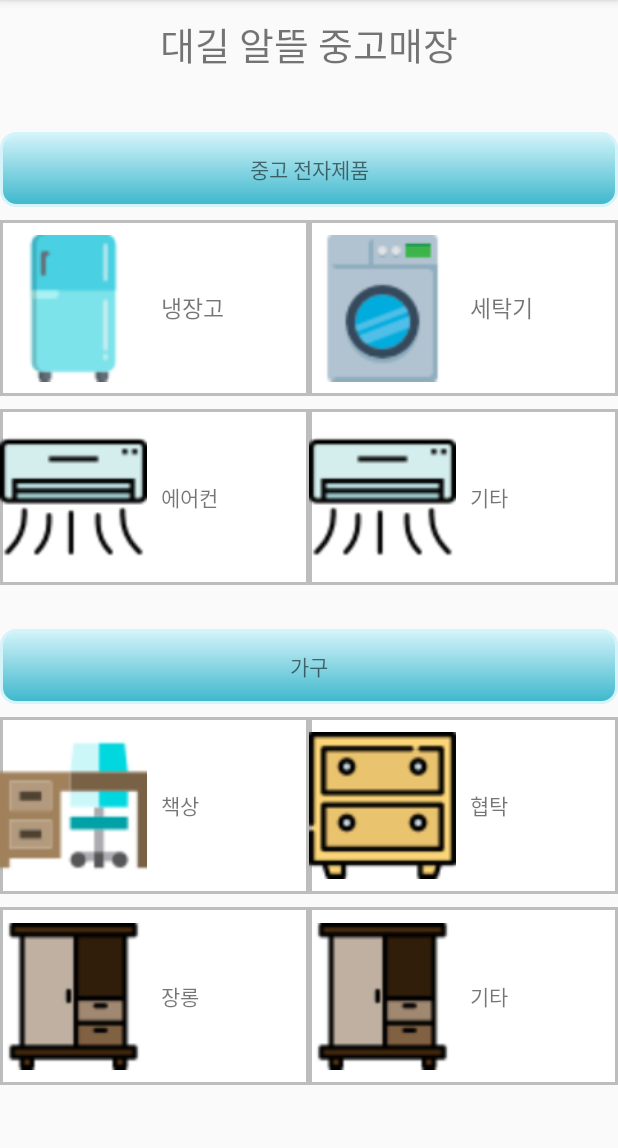
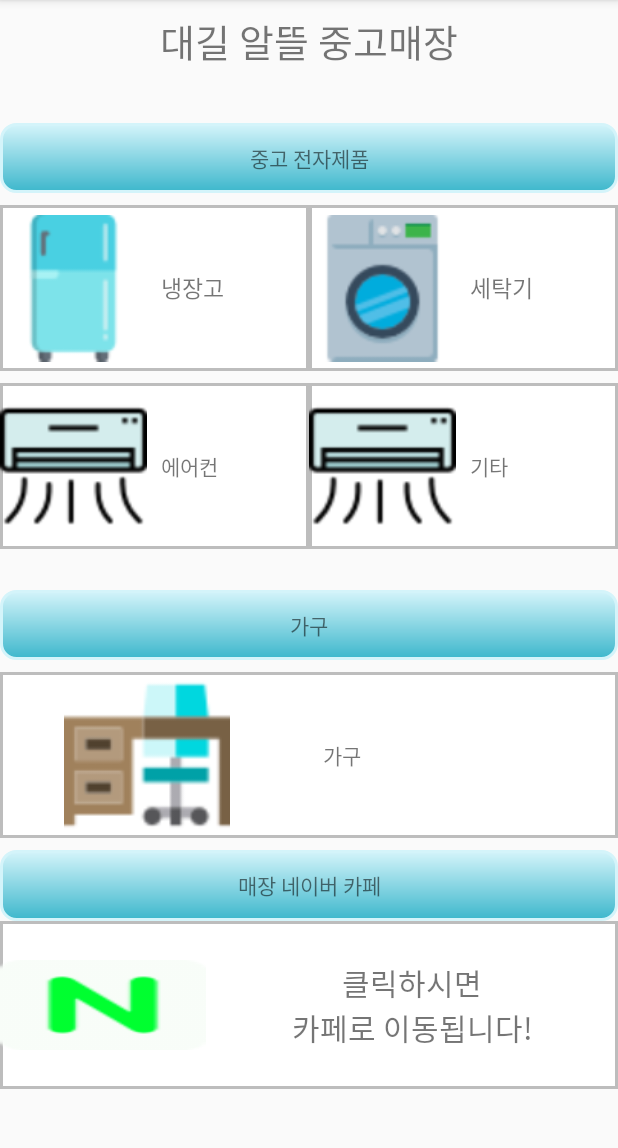
Before and after one commit to Jijuhwan/SecondStore, an Android app: the screen it shows after launch (MainActivity), on a phone screen of 412 x 824 dp, the part 84-1232 px from its top. Run offline under Robolectric (Android 15) with nearby library versions, the light colour scheme and no system bars.

Commit message:
UI 재작업 / 네이버 카페로 이동 완료

```diff
--- a/app/src/main/java/com/sstore/secondstore/MainActivity.java
+++ b/app/src/main/java/com/sstore/secondstore/MainActivity.java
@@ -1,6 +1,7 @@
 package com.sstore.secondstore;
 
 import android.content.Intent;
+import android.net.Uri;
 import android.support.v7.app.AppCompatActivity;
 import android.os.Bundle;
 import android.view.View;
@@ -18,4 +19,10 @@ public class MainActivity extends AppCompatActivity {
         Intent intent = new Intent(this, ActivityFridge.class);
         startActivity(intent);
     }
+    public void llNaver(View v)
+    {
+        String url ="https://cafe.naver.com/jjm9892";
+        Intent intent = new Intent(Intent.ACTION_VIEW, Uri.parse(url));
+        startActivity(intent);
+    }
 }
--- a/app/src/main/res/layout/activity_main.xml
+++ b/app/src/main/res/layout/activity_main.xml
@@ -220,35 +220,10 @@
                     android:layout_width="0dp"
                     android:layout_height="wrap_content"
                     android:layout_weight="1"
-                    android:text="책상"
+                    android:text="가구"
                     />
             </LinearLayout>
 
-            <LinearLayout
-                android:layout_width="0dp"
-                android:layout_height="match_parent"
-                android:layout_weight="1"
-                android:gravity="center"
-                android:background="@drawable/shape_box"
-                >
-                <ImageView
-                    android:layout_width="0dp"
-                    android:layout_height="match_parent"
-                    android:layout_weight="1"
-                    android:src="@drawable/table"
-                    />
-                <TextView
-                    android:layout_width="0dp"
-                    android:layout_height="wrap_content"
-                    android:layout_weight="0.1"
-                    />
-                <TextView
-                    android:layout_width="0dp"
-                    android:layout_height="wrap_content"
-                    android:layout_weight="1"
-                    android:text="협탁"
-                    />
-            </LinearLayout>
         </LinearLayout>
 
         <TextView
@@ -256,6 +231,15 @@
             android:layout_height="0dp"
             android:layout_weight="0.15"
             />
+
+    <TextView
+        android:layout_width="match_parent"
+        android:layout_height="0dp"
+        android:layout_weight="0.85"
+        android:text="매장 네이버 카페"
+        android:gravity="center"
+        android:background="@drawable/shape_bluebox"
+        />
 
         <LinearLayout
             android:layout_width="match_parent"
@@ -265,56 +249,31 @@
             android:gravity="center"
             >
             <LinearLayout
+                android:clickable="true"
+                android:onClick="llNaver"
                 android:layout_width="0dp"
                 android:layout_height="match_parent"
                 android:layout_weight="1"
                 android:gravity="center"
+                android:orientation="horizontal"
                 android:background="@drawable/shape_box"
                 >
                 <ImageView
                     android:layout_width="0dp"
-                    android:layout_height="match_parent"
-                    android:layout_weight="1"
-                    android:src="@drawable/wardrobe"
+                    android:layout_height="wrap_content"
+                    android:layout_weight="0.5"
+                    android:background="@drawable/n"
                     />
                 <TextView
                     android:layout_width="0dp"
-                    android:layout_height="wrap_content"
-                    android:layout_weight="0.1"
-                    />
-                <TextView
-                    android:layout_width="0dp"
-                    android:layout_height="wrap_content"
+                    android:layout_height="match_parent"
                     android:layout_weight="1"
-                    android:text="장롱"
+                    android:text="클릭하시면\n카페로 이동됩니다!"
+                    android:textSize="20dp"
+                    android:gravity="center"
                     />
             </LinearLayout>
 
-            <LinearLayout
-                android:layout_width="0dp"
-                android:layout_height="match_parent"
-                android:layout_weight="1"
-                android:gravity="center"
-                android:background="@drawable/shape_box"
-                >
-                <ImageView
-                    android:layout_width="0dp"
-                    android:layout_height="match_parent"
-                    android:layout_weight="1"
-                    android:src="@drawable/wardrobe"
-                    />
-                <TextView
-                    android:layout_width="0dp"
-                    android:layout_height="wrap_content"
-                    android:layout_weight="0.1"
-                    />
-                <TextView
-                    android:layout_width="0dp"
-                    android:layout_height="wrap_content"
-                    android:layout_weight="1"
-                    android:text="기타"
-                    />
-            </LinearLayout>
         </LinearLayout>
 
     <TextView
```
Also changed, not shown: app/src/main/res/drawable/n.png (added), 1 other file.
